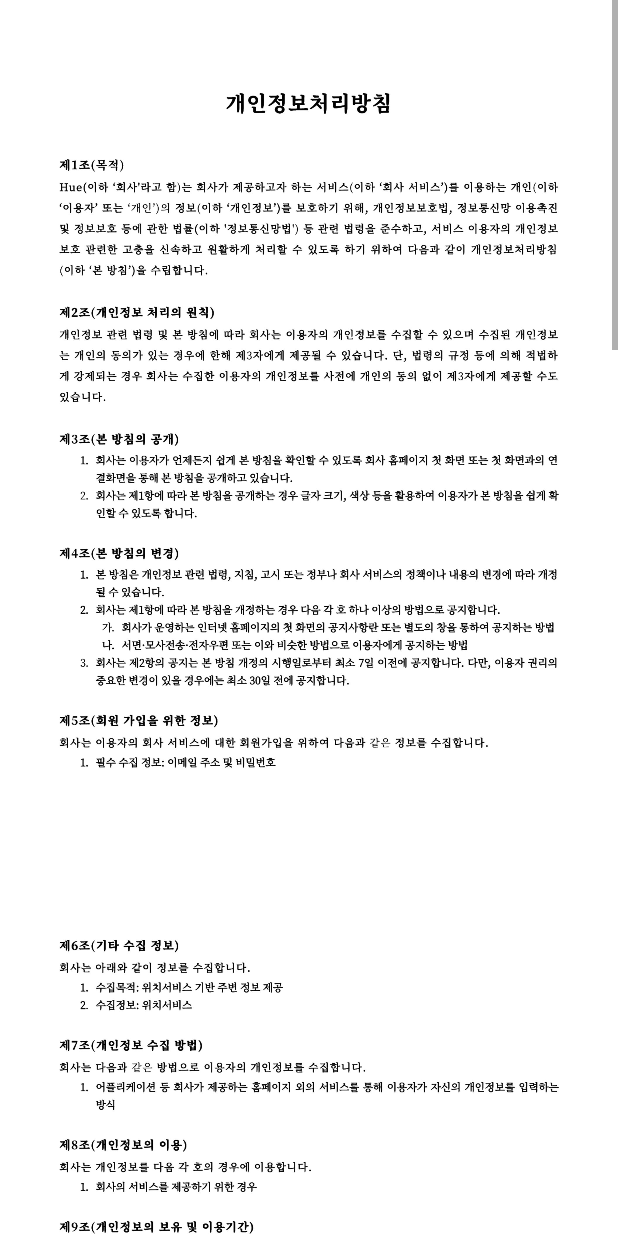
After one commit to chaehyunp/TPWhereis, an Android app: the PrivacyActivity screen opened directly, with no data from a screen before it, on a phone screen of 412 x 824 dp. The commit adds this screen. Run offline under Robolectric (Android 15) with nearby library versions, the phone set to English and light mode, and no system bars.

Commit message:
add Howtouse and privacypolicy

```diff
--- a/app/src/main/AndroidManifest.xml
+++ b/app/src/main/AndroidManifest.xml
@@ -22,7 +22,7 @@
             android:name=".HelpActivity"
             android:exported="false" />
         <activity
-            android:name=".activities.PrivactyActivity"
+            android:name=".activities.PrivacyActivity"
             android:exported="false" />
         <activity
             android:name=".activities.PlaceUrlActivity"
--- a/app/src/main/java/com/ch96/tpwhereis/activities/MainActivity.kt
+++ b/app/src/main/java/com/ch96/tpwhereis/activities/MainActivity.kt
@@ -36,7 +36,6 @@
 import retrofit2.Callback
 import retrofit2.Response
 import retrofit2.Retrofit
-import retrofit2.create
 
 class MainActivity : AppCompatActivity() {
 
@@ -246,7 +245,7 @@
     override fun onOptionsItemSelected(item: MenuItem): Boolean {
         when(item.itemId) {
             R.id.menu_aa -> startActivity(Intent(this,HelpActivity::class.java))
-            R.id.menu_bb -> startActivity(Intent(this,PrivactyActivity::class.java))
+            R.id.menu_bb -> startActivity(Intent(this,PrivacyActivity::class.java))
         }
         return super.onOptionsItemSelected(item)
     }
--- a/app/src/main/java/com/ch96/tpwhereis/activities/PrivactyActivity.kt
+++ /dev/null
@@ -1,26 +0,0 @@
-package com.ch96.tpwhereis.activities
-
-import android.content.Context
-import androidx.appcompat.app.AppCompatActivity
-import android.os.Bundle
-import android.util.AttributeSet
-import android.view.View
-import android.webkit.WebChromeClient
-import android.webkit.WebViewClient
-import com.ch96.tpwhereis.R
-import com.ch96.tpwhereis.databinding.ActivityPrivactyBinding
-
-class PrivactyActivity : AppCompatActivity() {
-
-    val binding:ActivityPrivactyBinding by lazy { ActivityPrivactyBinding.inflate(layoutInflater) }
-    override fun onCreate(savedInstanceState: Bundle?) {
-        super.onCreate(savedInstanceState)
-        setContentView(binding.root)
-
-        binding.webview.webViewClient = WebViewClient()
-        binding.webview.webChromeClient = WebChromeClient()
-        binding.webview.settings.javaScriptEnabled = true
-        binding.webview.loadUrl("")
-    }
-
-}
--- /dev/null
+++ b/app/src/main/java/com/ch96/tpwhereis/activities/PrivacyActivity.kt
@@ -0,0 +1,21 @@
+package com.ch96.tpwhereis.activities
+
+import android.content.Context
+import androidx.appcompat.app.AppCompatActivity
+import android.os.Bundle
+import android.util.AttributeSet
+import android.view.View
+import android.webkit.WebChromeClient
+import android.webkit.WebViewClient
+import com.ch96.tpwhereis.databinding.ActivityPrivacyBinding
+
+class PrivacyActivity : AppCompatActivity() {
+
+    val binding: ActivityPrivacyBinding by lazy { ActivityPrivacyBinding.inflate(layoutInflater) }
+    override fun onCreate(savedInstanceState: Bundle?) {
+        super.onCreate(savedInstanceState)
+        setContentView(binding.root)
+
+    }
+
+}
--- a/app/src/main/res/layout/activity_privacty.xml
+++ /dev/null
@@ -1,14 +0,0 @@
-<?xml version="1.0" encoding="utf-8"?>
-<FrameLayout xmlns:android="http://schemas.android.com/apk/res/android"
-    xmlns:app="http://schemas.android.com/apk/res-auto"
-    xmlns:tools="http://schemas.android.com/tools"
-    android:layout_width="match_parent"
-    android:layout_height="match_parent"
-    tools:context=".activities.PrivactyActivity">
-
-    <WebView
-        android:id="@+id/webview"
-        android:layout_width="match_parent"
-        android:layout_height="match_parent"/>
-
-</FrameLayout>
--- /dev/null
+++ b/app/src/main/res/layout/activity_privacy.xml
@@ -0,0 +1,53 @@
+<?xml version="1.0" encoding="utf-8"?>
+<FrameLayout xmlns:android="http://schemas.android.com/apk/res/android"
+    xmlns:app="http://schemas.android.com/apk/res-auto"
+    xmlns:tools="http://schemas.android.com/tools"
+    android:layout_width="match_parent"
+    android:layout_height="match_parent"
+    tools:context=".activities.PrivacyActivity">
+
+    <ScrollView
+        android:layout_width="match_parent"
+        android:layout_height="match_parent">
+
+        <LinearLayout
+            android:layout_width="match_parent"
+            android:layout_height="wrap_content"
+            android:orientation="vertical">
+
+            <ImageView
+                android:layout_width="match_parent"
+                android:layout_height="wrap_content"
+                android:adjustViewBounds="true"
+                android:src="@drawable/img_privacy_1"/>
+
+            <ImageView
+                android:layout_width="match_parent"
+                android:layout_height="wrap_content"
+                android:adjustViewBounds="true"
+                android:src="@drawable/img_privacy_2"/>
+
+            <ImageView
+                android:layout_width="match_parent"
+                android:layout_height="wrap_content"
+                android:adjustViewBounds="true"
+                android:src="@drawable/img_privacy_3"/>
+
+            <ImageView
+                android:layout_width="match_parent"
+                android:layout_height="wrap_content"
+                android:adjustViewBounds="true"
+                android:src="@drawable/img_privacy_4"/>
+
+            <ImageView
+                android:layout_width="match_parent"
+                android:layout_height="wrap_content"
+                android:adjustViewBounds="true"
+                android:src="@drawable/img_privacy_5"/>
+
+        </LinearLayout>
+
+
+    </ScrollView>
+
+</FrameLayout>
```
Also changed, not shown: app/src/main/res/drawable/img_privacy_1.jpg (added), app/src/main/res/drawable/img_privacy_2.jpg (added), app/src/main/res/drawable/img_privacy_3.jpg (added), app/src/main/res/drawable/img_privacy_4.jpg (added), app/src/main/res/drawable/img_privacy_5.jpg (added), 1 other file.
